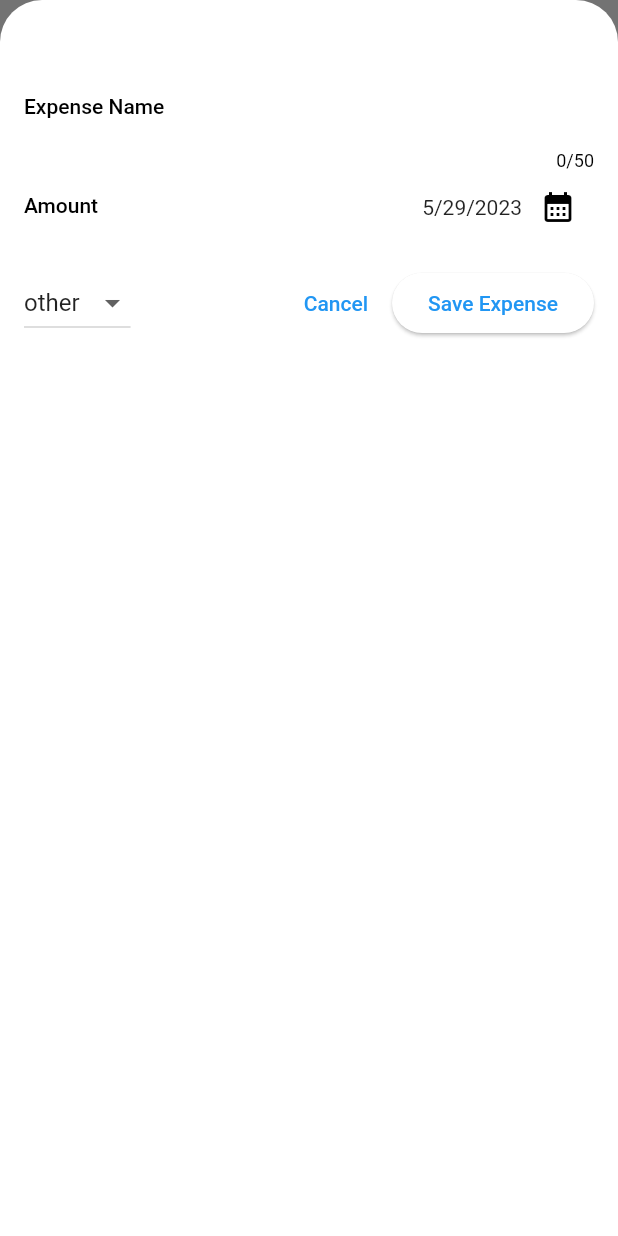
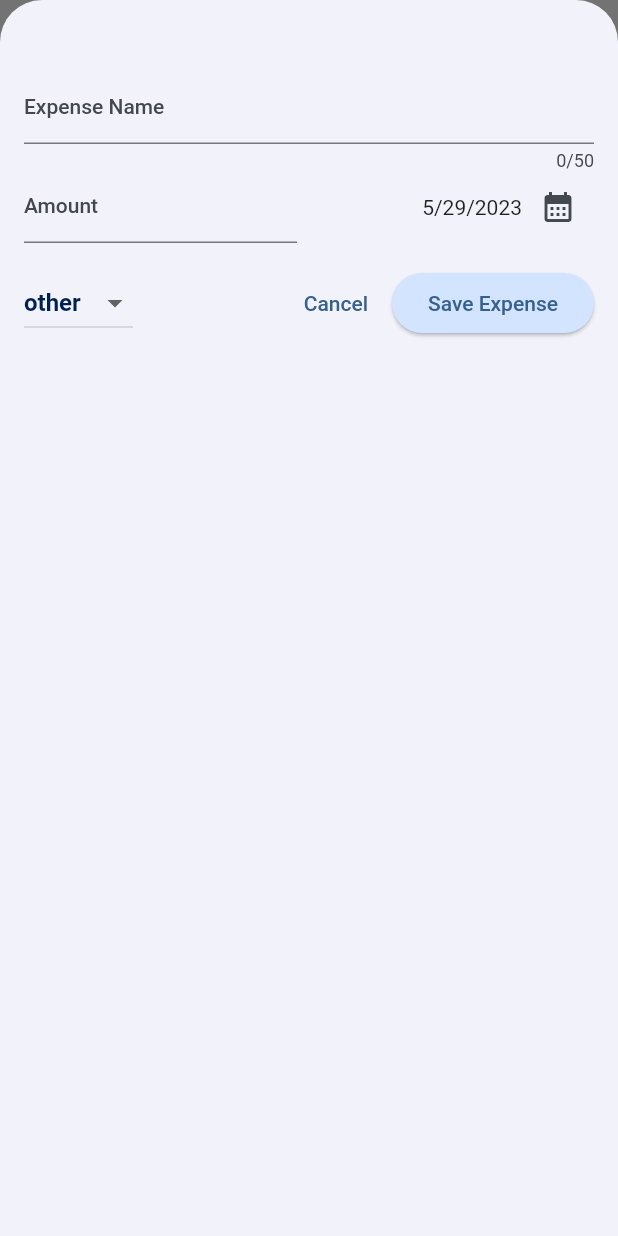
Before and after one commit to c-abbott/big_spender, a Flutter app: the screen it shows after launch, after a tap on the "add" icon, on a phone screen of 412 x 824 dp. Run offline on Flutter 3.47's test engine with Material 2 defaults, Android fonts, the phone set to English and light mode, and no system bars; Roboto replaces fonts that are missing (Proxima Nova).

Commit message:
Themeing

```diff
--- a/lib/main.dart
+++ b/lib/main.dart
@@ -1,10 +1,36 @@
 import 'package:flutter/material.dart';
 import 'package:big_spender/widgets/expenses.dart';
+
+var kColorScheme =
+    ColorScheme.fromSeed(seedColor: const Color.fromARGB(255, 245, 245, 250));
 
 void main() {
   runApp(
     MaterialApp(
-      theme: ThemeData().copyWith(useMaterial3: true),
+      theme: ThemeData().copyWith(
+        useMaterial3: true,
+        colorScheme: kColorScheme,
+        cardTheme: const CardTheme().copyWith(
+          color: Colors.black87,
+          margin: const EdgeInsets.symmetric(horizontal: 8, vertical: 4),
+        ),
+        elevatedButtonTheme: ElevatedButtonThemeData(
+          style: ElevatedButton.styleFrom(
+            backgroundColor: kColorScheme.primaryContainer,
+          ),
+        ),
+        textTheme: ThemeData().textTheme.copyWith(
+              titleMedium: const TextStyle(
+                  fontSize: 16,
+                  fontWeight: FontWeight.bold,
+                  fontFamily: 'Proxima Nova'),
+              bodySmall: const TextStyle(
+                fontSize: 12,
+                fontWeight: FontWeight.normal,
+                fontFamily: 'Proxima Nova',
+              ),
+            ),
+      ),
       home: const Expenses(),
     ),
   );
--- a/lib/widgets/expenses.dart
+++ b/lib/widgets/expenses.dart
@@ -15,7 +15,16 @@ class Expenses extends StatefulWidget {
 
 class _ExpensesState extends State<Expenses> {
   final List<Expense> _registeredExpenses = [
-    // Example expenses here...
+    Expense(
+        title: 'Golf',
+        amount: 20000,
+        expenseCreatedAt: DateTime.now(),
+        category: Category.leisure),
+    Expense(
+        title: 'Golf',
+        amount: 20000,
+        expenseCreatedAt: DateTime.now(),
+        category: Category.leisure)
   ];
 
   void _addExpenseOverlay() {
--- a/lib/widgets/expenses_list/expense_item.dart
+++ b/lib/widgets/expenses_list/expense_item.dart
@@ -12,24 +12,36 @@ class ExpenseItem extends StatelessWidget {
       child: Padding(
         padding: const EdgeInsets.symmetric(horizontal: 16, vertical: 8),
         child: Column(
+          crossAxisAlignment: CrossAxisAlignment.start,
           children: [
-          Text(expense.title),
+            Text(
+              expense.title,
+              style: Theme.of(context).textTheme.titleMedium,
+            ),
             const SizedBox(height: 4),
             Row(
               children: [
-              Text('${expense.amount.toStringAsFixed(0)}ISK'),
+                Text(
+                  '${expense.amount.toStringAsFixed(0)}ISK',
+                  style: Theme.of(context).textTheme.bodySmall,
+                ),
                 const Spacer(),
                 Row(
                   children: [
-                  Icon(categoryIcons[expense.category]),
+                    Icon(
+                      categoryIcons[expense.category],
+                      color: Colors.white,
+                    ),
                     const SizedBox(width: 4),
-                  Text(expense.formattedDate),
+                    Text(expense.formattedDate,
+                        style: Theme.of(context).textTheme.bodySmall),
                   ],
-              )
+                ),
               ],
             )
           ],
         ),
-    ));
+      ),
+    );
   }
 }
--- a/lib/widgets/expenses_list/expenses_list.dart
+++ b/lib/widgets/expenses_list/expenses_list.dart
@@ -16,6 +16,11 @@ class ExpensesList extends StatelessWidget {
       itemCount: expenses.length,
       itemBuilder: (context, index) => Dismissible(
           key: ValueKey(expenses[index]),
+          background: Container(
+            color: Theme.of(context).colorScheme.error.withOpacity(0.8),
+            margin: EdgeInsets.symmetric(
+                horizontal: Theme.of(context).cardTheme.margin!.horizontal),
+          ),
           onDismissed: (direction) {
             onRemoveExpense(expenses[index]);
           },
--- a/lib/widgets/new_expense.dart
+++ b/lib/widgets/new_expense.dart
@@ -113,7 +113,12 @@ class _NewExpenseState extends State<NewExpense> {
                 value: _selectedCategory,
                 items: Category.values
                     .map((category) => DropdownMenuItem(
-                        value: category, child: Text(category.name)))
+                        value: category,
+                        child: Text(
+                          category.name,
+                          style: const TextStyle(
+                              color: Color.fromARGB(255, 0, 32, 80)),
+                        )))
                     .toList(),
                 onChanged: (value) {
                   if (value == null) {
```
Lines whose indentation alone changed are shown as unchanged.
